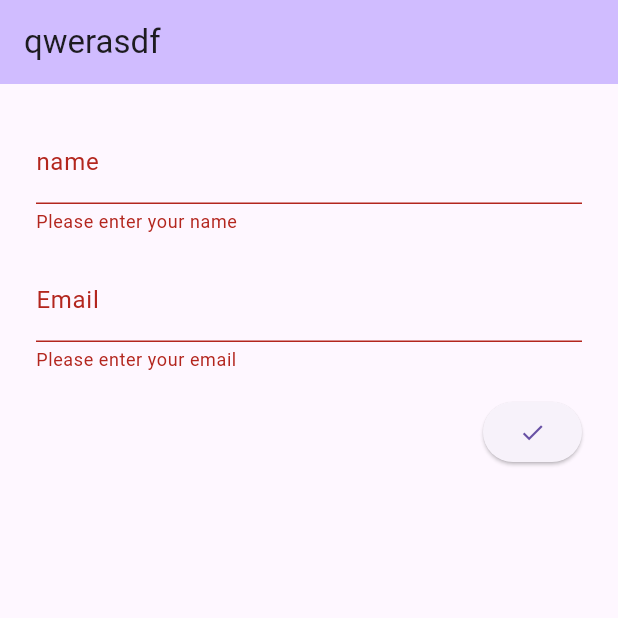
After one commit to sc2bat/my_flutter_freshman, a Flutter app: the FormValidationPage screen opened by its route, after a tap on the "done" icon, on a phone screen of 412 x 824 dp, the top half of it. The commit adds this screen. Run offline on Flutter 3.47's test engine with Material 3 defaults, Android fonts, the phone set to English and light mode, and no system bars; our stand-ins replace go_router.

Commit message:
done form && validate

```diff
--- a/lib/routes/router.dart
+++ b/lib/routes/router.dart
@@ -2,6 +2,7 @@ import 'package:flutter/material.dart';
 import 'package:go_router/go_router.dart';
 import 'package:my_flutter_freshman/ui/pages/animated_container_page.dart';
 import 'package:my_flutter_freshman/ui/pages/animated_opacity_page.dart';
+import 'package:my_flutter_freshman/ui/pages/form_validation_page.dart';
 import 'package:my_flutter_freshman/ui/pages/main_page.dart';
 import 'package:my_flutter_freshman/ui/pages/navigation_drawer_page.dart';
 import 'package:my_flutter_freshman/ui/pages/orientation_builder_page.dart';
@@ -58,4 +59,10 @@ final GoRouter router = GoRouter(routes: [
       return const TabControllerPage();
     },
   ),
+  GoRoute(
+    path: '/formValidationPage',
+    builder: (BuildContext context, GoRouterState state) {
+      return const FormValidationPage();
+    },
+  ),
 ]);
--- /dev/null
+++ b/lib/ui/pages/form_validation_page.dart
@@ -0,0 +1,97 @@
+import 'package:flutter/material.dart';
+import 'package:my_flutter_freshman/logger/logger.dart';
+
+class FormValidationPage extends StatefulWidget {
+  const FormValidationPage({
+    super.key,
+  });
+
+  @override
+  State<FormValidationPage> createState() => _FormValidationPageState();
+}
+
+class _FormValidationPageState extends State<FormValidationPage> {
+  final _formGlobalKey = GlobalKey<FormState>();
+
+  final TextEditingController _nameController = TextEditingController();
+  final TextEditingController _emailController = TextEditingController();
+
+  @override
+  Widget build(BuildContext context) {
+    return Scaffold(
+      appBar: AppBar(
+        backgroundColor: Theme.of(context).colorScheme.inversePrimary,
+        title: const Text('qwerasdf'),
+      ),
+      body: Form(
+        key: _formGlobalKey,
+        child: Padding(
+          padding: const EdgeInsets.all(16.0),
+          child: Column(
+            crossAxisAlignment: CrossAxisAlignment.end,
+            children: [
+              Padding(
+                padding: const EdgeInsets.all(8.0),
+                child: TextFormField(
+                  controller: _nameController,
+                  decoration: const InputDecoration(labelText: 'name'),
+                  validator: (value) {
+                    if (value == null || value.isEmpty) {
+                      return 'Please enter your name';
+                    }
+                    return null;
+                  },
+                ),
+              ),
+              Padding(
+                padding: const EdgeInsets.all(8.0),
+                child: TextFormField(
+                  controller: _emailController,
+                  decoration: const InputDecoration(labelText: 'Email'),
+                  validator: (value) {
+                    if (value == null || value.isEmpty) {
+                      return 'Please enter your email';
+                    }
+                    // 간단한 이메일 유효성 검사
+                    if (!RegExp(
+                            r'^[a-zA-Z0-9._-]+@[a-zA-Z0-9.-]+\.[a-zA-Z]{2,}$')
+                        .hasMatch(value)) {
+                      return 'Please enter a valid email address';
+                    }
+                    return null;
+                  },
+                ),
+              ),
+              Padding(
+                padding: const EdgeInsets.all(8.0),
+                child: ElevatedButton(
+                  onPressed: () {
+                    final snackBar = SnackBar(
+                      content: const Text('SnackBar~~'),
+                      action: SnackBarAction(
+                          label: 'cancel',
+                          onPressed: () {
+                            logger.info('qwerasdf snackbar cancel');
+                          }),
+                    );
+                    if (_formGlobalKey.currentState != null &&
+                        _formGlobalKey.currentState!.validate()) {
+                      logger.info('qwerasdf validation done');
+                      if (_formGlobalKey.currentContext != null) {
+                        ScaffoldMessenger.of(_formGlobalKey.currentContext!)
+                            .showSnackBar(snackBar);
+                      }
+                    }
+                  },
+                  child: const Icon(
+                    Icons.done,
+                  ),
+                ),
+              ),
+            ],
+          ),
+        ),
+      ),
+    );
+  }
+}
--- a/lib/ui/pages/main_page.dart
+++ b/lib/ui/pages/main_page.dart
@@ -35,6 +35,9 @@ class MainPage extends StatelessWidget {
             BuildPushList(
                 routeAddr: '/tabControllerPage',
                 titleText: 'TabControllerPage'),
+            BuildPushList(
+                routeAddr: '/formValidationPage',
+                titleText: 'FormValidationPage'),
           ],
         ),
       ),
```
